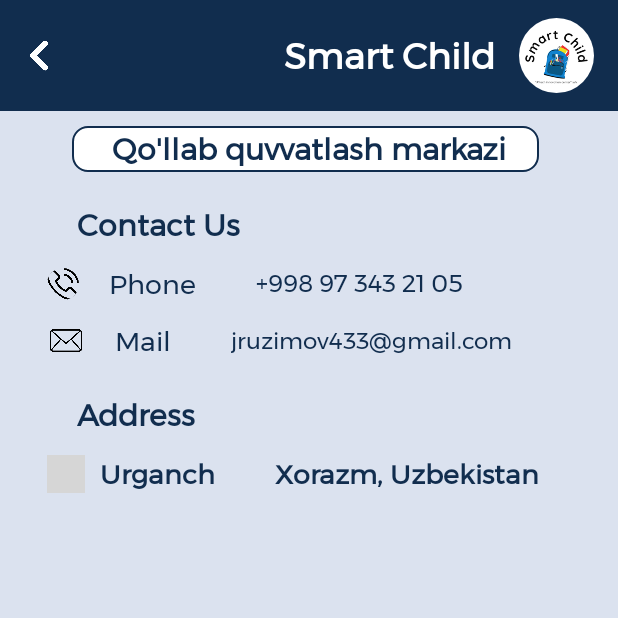
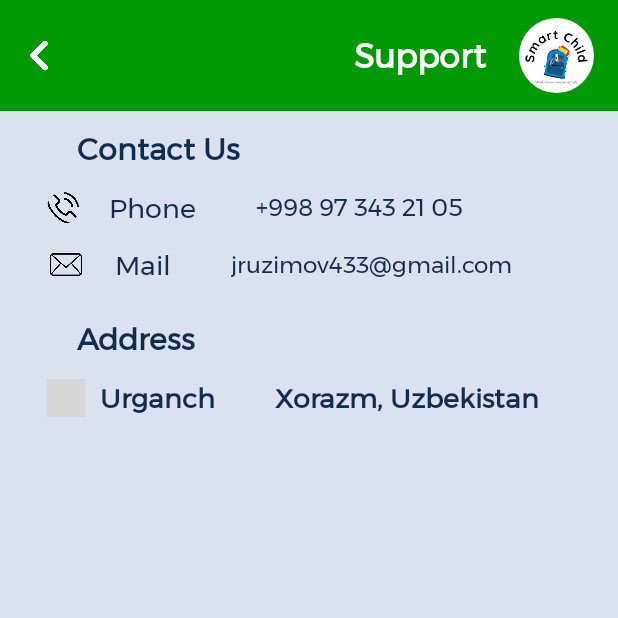
Before and after one commit to JasurbekRuzimov/SmartChild, an Android app: the Support_Activity screen opened directly, with no data from a screen before it, on a phone screen of 412 x 824 dp, the top half of it. Run offline under Robolectric (Android 15) with nearby library versions, the phone set to English and light mode, and no system bars; plain views replace RoundedImageView; grey boxes are pictures that could not be loaded.

Commit message:
activity.support.xml is changed.

```diff
--- a/app/src/main/res/layout/activity_support.xml
+++ b/app/src/main/res/layout/activity_support.xml
@@ -12,7 +12,7 @@
         android:layout_width="match_parent"
         android:layout_height="74dp"
         android:layout_marginBottom="24dp"
-        android:background="@color/primary"
+        android:background="@color/green1"
         android:orientation="vertical"
         app:layout_constraintEnd_toEndOf="parent"
         app:layout_constraintHorizontal_bias="0.0"
@@ -29,9 +29,9 @@
             android:layout_marginEnd="16dp"
             android:fontFamily="@font/montserrat"
             android:gravity="center"
-            android:text="@string/app_name"
+            android:text=" Support "
             android:textColor="@color/white"
-            android:textSize="24sp"
+            android:textSize="22sp"
             android:textStyle="bold"
             app:layout_constraintBottom_toBottomOf="@+id/roundedImageView"
             app:layout_constraintEnd_toStartOf="@+id/roundedImageView"
@@ -105,28 +105,8 @@
         <LinearLayout
             android:layout_width="match_parent"
             android:layout_height="match_parent"
-            android:orientation="vertical">
-
-            <TextView
-                android:id="@+id/aboutUsText"
-                android:layout_width="wrap_content"
-                android:layout_height="wrap_content"
-                android:layout_gravity="center"
-                android:layout_marginTop="10dp"
-                android:layout_marginBottom="10dp"
-                android:background="@drawable/input_rectangle_background"
-                android:fontFamily="@font/montserrat"
-                android:gravity="center"
-                android:text="     Qo'llab quvvatlash markazi    "
-                android:textColor="@color/primary"
-                android:textStyle="bold"
-                android:textSize="20sp"
-                app:layout_constraintEnd_toEndOf="parent"
-                app:layout_constraintHorizontal_bias="0.498"
-                app:layout_constraintStart_toStartOf="parent"
-                app:layout_constraintTop_toBottomOf="@+id/constraintLayout"
-                tools:ignore="HardcodedText,MissingConstraints" />
-
+            android:orientation="vertical"
+            tools:ignore="ScrollViewSize">
 
             <TextView
                 android:layout_width="wrap_content"
```
